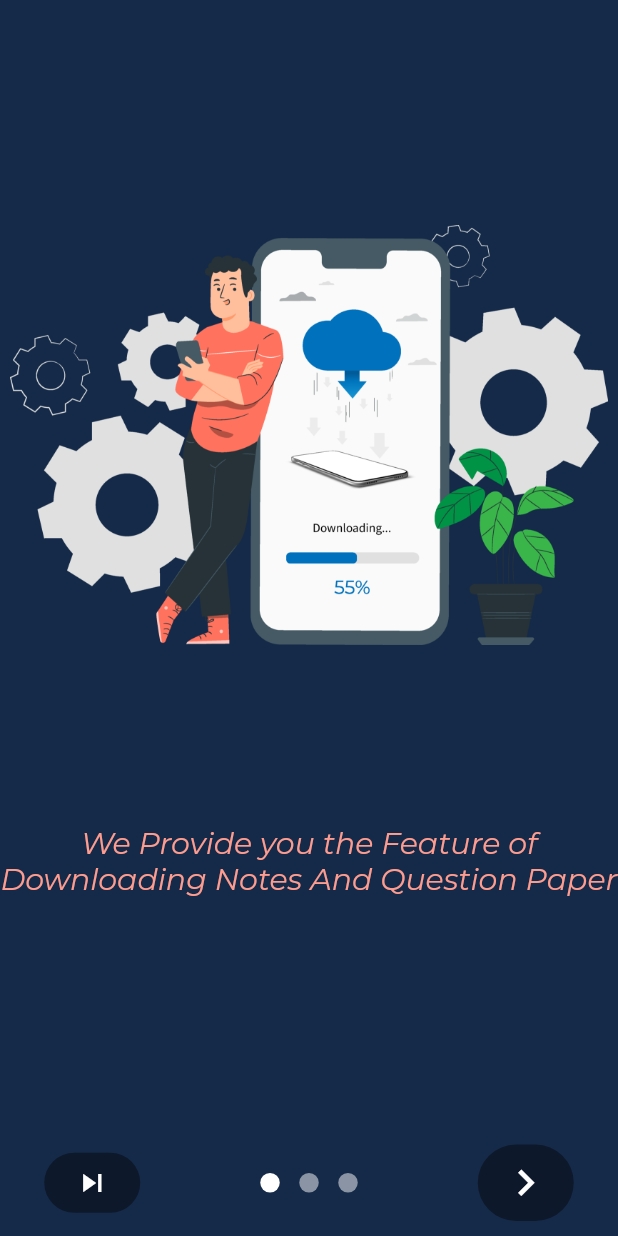
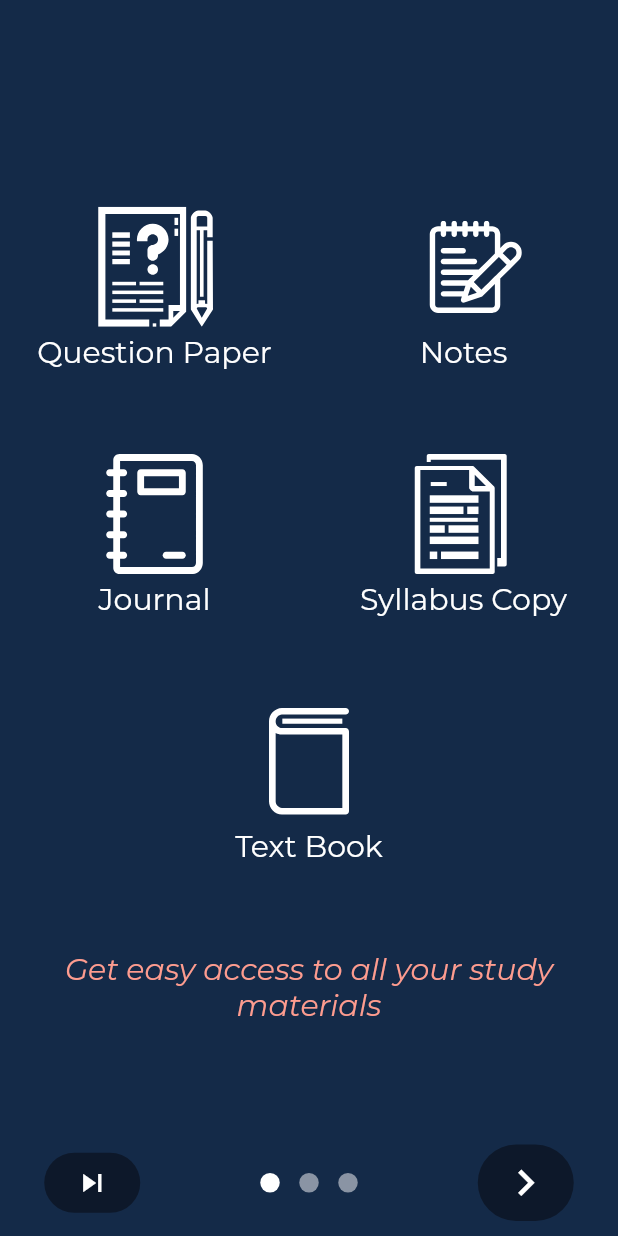
Before and after one commit to pramodksh/paper-for-peers, a Flutter app: the screen it shows after launch, on a phone screen of 412 x 824 dp. Run offline on Flutter 3.47's test engine with Material 2 defaults, Android fonts, the phone set to English and light mode, and no system bars; drawn by our look-alikes of intro_slider; our stand-ins replace auto_size_text, bloc, cached_network_image, cloud_firestore, dotted_border, equatable and 15 more; missing offline and left inert: flutter_cached_pdfview, pdf_compressor, razorpay_flutter, web_scraper; accounts and stored records are empty; project files that could hold a hidden picture were left out.

Commit message:
intro screen done

```diff
--- a/lib/presentation/modules/dashboard/main_dashboard.dart
+++ b/lib/presentation/modules/dashboard/main_dashboard.dart
@@ -400,8 +400,7 @@ class _MainDashboardState extends State<MainDashboard> {
                   ) : Container(),
                 ],
               ),
-            )
-            ),
+            )),
           );
         },
       ),
--- a/lib/presentation/modules/login/intro_screen.dart
+++ b/lib/presentation/modules/login/intro_screen.dart
@@ -1,4 +1,5 @@
 import 'package:flutter/material.dart';
+import 'package:flutter_svg/svg.dart';
 import 'package:intro_slider/dot_animation_enum.dart';
 import 'package:intro_slider/intro_slider.dart';
 import 'package:intro_slider/slide_object.dart';
@@ -20,11 +21,11 @@ class IntroScreenState extends State<IntroScreen> {
   Function? goToTab;
 
   String welcomeText1 =
-      "We Provide you the Feature of Downloading Notes And Question Paper";
+      "Get easy access to all your study materials";
   String welcomeText2 =
-      "2.Lorem ipsum dolor sit amet, consectetuer adipiscing elit. Aenean commodo ligula eget dolor. Aenean massa.";
+      "We provide you the feature of downloading all the available documents";
   String welcomeText3 =
-      "3.Lorem ipsum dolor sit amet, consectetuer adipiscing elit. Aenean commodo ligula eget dolor. Aenean massa.";
+      "Help others by sharing your Notes along with other study materials";
 
   Slide getSlide({required String descriptionText, required String imagePath}) {
     return Slide(
@@ -54,12 +55,12 @@ class IntroScreenState extends State<IntroScreen> {
     slides.add(
       getSlide(
           descriptionText: welcomeText2,
-          imagePath: DefaultAssets.welcomeScreen2Path),
+          imagePath: DefaultAssets.welcomeScreen1Path),
     );
     slides.add(
       getSlide(
           descriptionText: welcomeText3,
-          imagePath: DefaultAssets.welcomeScreen1Path),
+          imagePath: DefaultAssets.welcomeScreen2Path),
     );
   }
 
@@ -95,6 +96,30 @@ class IntroScreenState extends State<IntroScreen> {
   }
 
 
+  Widget getBottomNavBarRow(int index) {
+    return Expanded(
+      child: Column(
+        mainAxisAlignment: MainAxisAlignment.center,
+        children: [
+          SvgPicture.asset(
+            AppConstants.bottomNavBarIcons[index]["icon"],
+            width: 80,
+            height: 80,
+            color: Colors.white,
+          ),
+          SizedBox(height: 5,),
+          Text(
+            AppConstants.bottomNavBarIcons[index]["label"],
+            textAlign: TextAlign.center,
+            style: TextStyle(
+              color: Colors.white,
+              fontSize: 20,
+            ),
+          )
+        ],
+      ),
+    );
+  }
 
   @override
   Widget build(BuildContext context) {
@@ -107,18 +132,51 @@ class IntroScreenState extends State<IntroScreen> {
             width: double.infinity,
             height: double.infinity,
             child: Container(
-            margin: EdgeInsets.only(bottom: 60.0, top: 100.0),
+              margin: EdgeInsets.only(bottom: 60.0, top: 60.0),
               child: ListView(
                 children: <Widget>[
                   SizedBox(height: 50,),
-                GestureDetector(
+                  Builder(
+                    builder: (context) {
+                      if (i==0) {
+                        return Container(
+                          height: MediaQuery.of(context).size.height * 0.6,
+                          child: Column(
+                            mainAxisAlignment: MainAxisAlignment.spaceAround,
+                            children: [
+                              Row(
+                                mainAxisAlignment: MainAxisAlignment.center,
+                                children: [0,1].map((index) {
+                                  return getBottomNavBarRow(index);
+                                }).toList(),
+                              ),
+                              Row(
+                                mainAxisAlignment: MainAxisAlignment.center,
+                                children: [2,3].map((index) {
+                                  return getBottomNavBarRow(index);
+                                }).toList(),
+                              ),
+                              Row(
+                                mainAxisAlignment: MainAxisAlignment.center,
+                                children: [4].map((index) {
+                                  return getBottomNavBarRow(index);
+                                }).toList(),
+                              ),
+                            ],
+                          ),
+                        );
+                      } else {
+                        return GestureDetector(
                             child: Image.asset(
                               currentSlide.pathImage!,
                               width: 280.0,
                               height: 280.0,
                               fit: BoxFit.contain,
-                    )),
-                SizedBox(height: 100,),
+                            ));
+                      }
+                    },
+                  ),
+                  SizedBox(height: i==0 ? 10 : 100,),
                   Container(
                     child: Text(
                       currentSlide.description!,
```
Also changed, not shown: assets/images/welcomeScreen00.png (added). Lines whose indentation alone changed are shown as unchanged.
